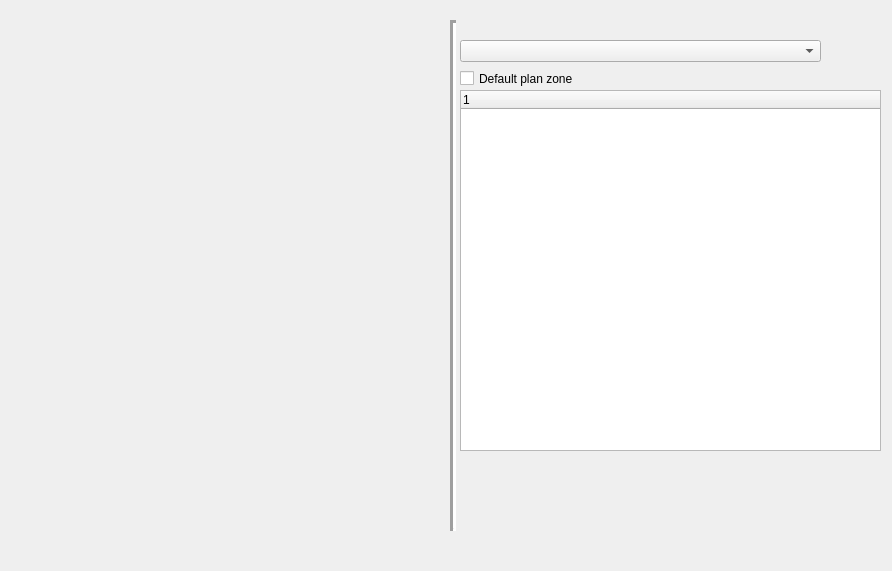
Above: view/PlanSettingsDialog.ui from teamlm2/lm2_mgis before the change. Below: the same form after it.
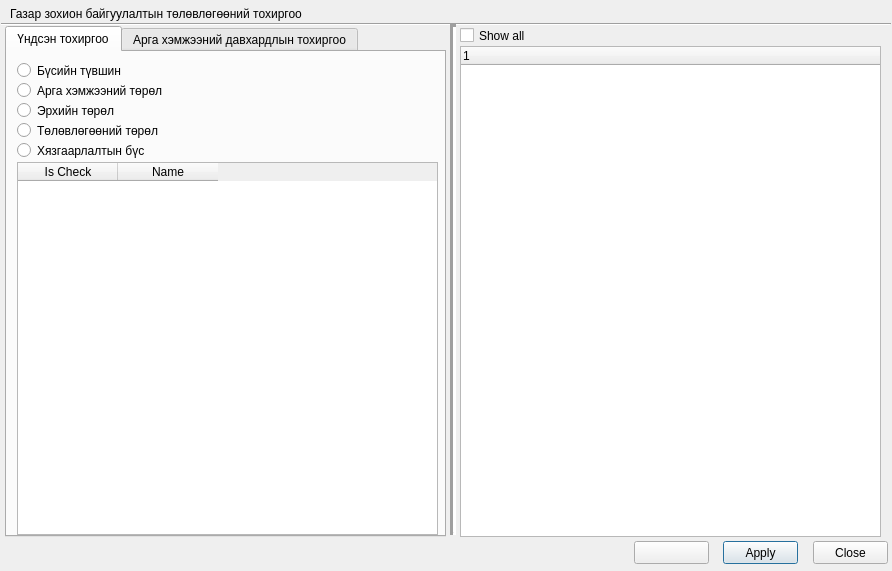
That is the form after the change. Icons and pictures are not drawn.

```diff
--- a/view/PlanSettingsDialog.ui
+++ b/view/PlanSettingsDialog.ui
@@ -13,11 +13,219 @@
   <property name="windowTitle">
    <string>Dialog</string>
   </property>
+  <widget class="QTabWidget" name="tabWidget">
+   <property name="geometry">
+    <rect>
+     <x>5</x>
+     <y>26</y>
+     <width>441</width>
+     <height>511</height>
+    </rect>
+   </property>
+   <property name="currentIndex">
+    <number>0</number>
+   </property>
+   <widget class="QWidget" name="tab">
+    <attribute name="title">
+     <string>Үндсэн тохиргоо</string>
+    </attribute>
+    <widget class="QRadioButton" name="zone_level_rbutton">
+     <property name="geometry">
+      <rect>
+       <x>10</x>
+       <y>10</y>
+       <width>221</width>
+       <height>17</height>
+      </rect>
+     </property>
+     <property name="text">
+      <string>Бүсийн түвшин</string>
+     </property>
+    </widget>
+    <widget class="QRadioButton" name="zone_type_rbutton">
+     <property name="geometry">
+      <rect>
+       <x>10</x>
+       <y>30</y>
+       <width>221</width>
+       <height>17</height>
+      </rect>
+     </property>
+     <property name="text">
+      <string>Арга хэмжээний төрөл</string>
+     </property>
+    </widget>
+    <widget class="QRadioButton" name="right_type_rbutton">
+     <property name="geometry">
+      <rect>
+       <x>10</x>
+       <y>50</y>
+       <width>221</width>
+       <height>17</height>
+      </rect>
+     </property>
+     <property name="text">
+      <string>Эрхийн төрөл</string>
+     </property>
+    </widget>
+    <widget class="QRadioButton" name="plan_type_rbutton">
+     <property name="geometry">
+      <rect>
+       <x>10</x>
+       <y>70</y>
+       <width>221</width>
+       <height>17</height>
+      </rect>
+     </property>
+     <property name="text">
+      <string>Төлөвлөгөөний төрөл</string>
+     </property>
+    </widget>
+    <widget class="QTableWidget" name="settings_twidget">
+     <property name="geometry">
+      <rect>
+       <x>10</x>
+       <y>110</y>
+       <width>421</width>
+       <height>373</height>
+      </rect>
+     </property>
+     <column>
+      <property name="text">
+       <string>Is Check</string>
+      </property>
+     </column>
+     <column>
+      <property name="text">
+       <string>Name</string>
+      </property>
+     </column>
+    </widget>
+    <widget class="QRadioButton" name="sec_zone_rbutton">
+     <property name="geometry">
+      <rect>
+       <x>10</x>
+       <y>90</y>
+       <width>221</width>
+       <height>17</height>
+      </rect>
+     </property>
+     <property name="text">
+      <string>Хязгаарлалтын бүс</string>
+     </property>
+    </widget>
+   </widget>
+   <widget class="QWidget" name="tab_2">
+    <attribute name="title">
+     <string>Арга хэмжээний давхардлын тохиргоо</string>
+    </attribute>
+    <widget class="QTreeWidget" name="plan_zone_treewidget">
+     <property name="geometry">
+      <rect>
+       <x>10</x>
+       <y>2</y>
+       <width>421</width>
+       <height>481</height>
+      </rect>
+     </property>
+     <column>
+      <property name="text">
+       <string notr="true">1</string>
+      </property>
+     </column>
+    </widget>
+   </widget>
+  </widget>
+  <widget class="QPushButton" name="apply_button">
+   <property name="geometry">
+    <rect>
+     <x>723</x>
+     <y>541</y>
+     <width>75</width>
+     <height>23</height>
+    </rect>
+   </property>
+   <property name="text">
+    <string>Apply</string>
+   </property>
+  </widget>
+  <widget class="QPushButton" name="close_button">
+   <property name="geometry">
+    <rect>
+     <x>813</x>
+     <y>541</y>
+     <width>75</width>
+     <height>23</height>
+    </rect>
+   </property>
+   <property name="text">
+    <string>Close</string>
+   </property>
+  </widget>
+  <widget class="QPushButton" name="help_button">
+   <property name="geometry">
+    <rect>
+     <x>634</x>
+     <y>541</y>
+     <width>75</width>
+     <height>23</height>
+    </rect>
+   </property>
+   <property name="styleSheet">
+    <string notr="true">image: url(:/plugins/lm2/help_button.png);</string>
+   </property>
+   <property name="text">
+    <string/>
+   </property>
+   <property name="icon">
+    <iconset resource="resources.qrc">
+     <normaloff>:/plugins/lm2/help_button.png</normaloff>:/plugins/lm2/help_button.png</iconset>
+   </property>
+  </widget>
+  <widget class="QLabel" name="status_label">
+   <property name="geometry">
+    <rect>
+     <x>10</x>
+     <y>545</y>
+     <width>591</width>
+     <height>16</height>
+    </rect>
+   </property>
+   <property name="text">
+    <string/>
+   </property>
+  </widget>
+  <widget class="Line" name="line_2">
+   <property name="geometry">
+    <rect>
+     <x>1</x>
+     <y>14</y>
+     <width>890</width>
+     <height>20</height>
+    </rect>
+   </property>
+   <property name="orientation">
+    <enum>Qt::Horizontal</enum>
+   </property>
+  </widget>
+  <widget class="QLabel" name="label">
+   <property name="geometry">
+    <rect>
+     <x>10</x>
+     <y>6</y>
+     <width>451</width>
+     <height>16</height>
+    </rect>
+   </property>
+   <property name="text">
+    <string>Газар зохион байгуулалтын төлөвлөгөөний тохиргоо</string>
+   </property>
+  </widget>
   <widget class="Line" name="line">
    <property name="geometry">
     <rect>
      <x>443</x>
-     <y>20</y>
+     <y>24</y>
      <width>20</width>
      <height>511</height>
     </rect>
@@ -29,13 +237,26 @@
     <enum>Qt::Vertical</enum>
    </property>
   </widget>
+  <widget class="QCheckBox" name="default_plan_zone_chbox">
+   <property name="geometry">
+    <rect>
+     <x>460</x>
+     <y>27</y>
+     <width>151</width>
+     <height>17</height>
+    </rect>
+   </property>
+   <property name="text">
+    <string>Show all</string>
+   </property>
+  </widget>
   <widget class="QTreeWidget" name="process_type_treewidget">
    <property name="geometry">
     <rect>
      <x>460</x>
-     <y>90</y>
+     <y>46</y>
      <width>421</width>
-     <height>361</height>
+     <height>491</height>
     </rect>
    </property>
    <column>
@@ -44,29 +265,6 @@
     </property>
    </column>
   </widget>
-  <widget class="QComboBox" name="tmp_plan_type_cbox">
-   <property name="geometry">
-    <rect>
-     <x>460</x>
-     <y>40</y>
-     <width>361</width>
-     <height>22</height>
-    </rect>
-   </property>
-  </widget>
-  <widget class="QCheckBox" name="default_plan_zone_chbox">
-   <property name="geometry">
-    <rect>
-     <x>460</x>
-     <y>70</y>
-     <width>151</width>
-     <height>17</height>
-    </rect>
-   </property>
-   <property name="text">
-    <string>Default plan zone</string>
-   </property>
-  </widget>
  </widget>
  <resources/>
  <connections/>
```
Left out of the diff: 4 changed lines with no effect on the pictures.
